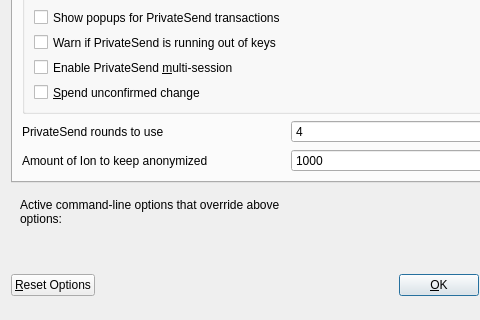
This is src/qt/forms/optionsdialog.ui in cryptolinux/ion as Qt 5 draws it before an edit; both pictures show x 0 to 480 and y 143 to 463 of the 576 by 463 pixel window. The edited form follows.
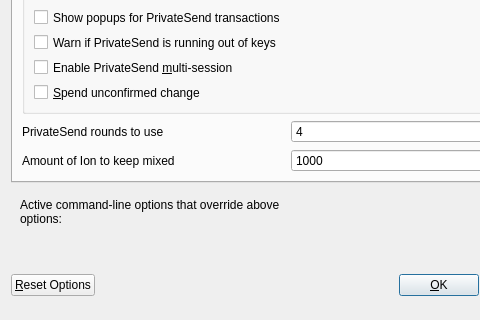
This is the edited form. The open tabs and pages were chosen to show the change. Custom widgets are drawn as their Qt base class.

```diff
--- a/src/qt/forms/optionsdialog.ui
+++ b/src/qt/forms/optionsdialog.ui
@@ -269,7 +269,7 @@
             <string notr="true"/>
            </property>
            <property name="text">
-            <string>Amount of Ion to keep anonymized</string>
+            <string>Amount of Ion to keep mixed</string>
            </property>
           </widget>
          </item>
```
Left out of the diff: 2 changed lines with no effect on the pictures.
